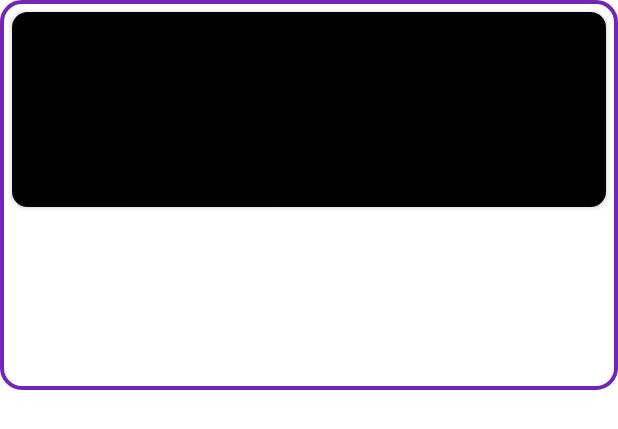
After one commit to nngarfdn/SecondHand, an Android app: the layout item_list_product_state.xml on its own in the app's theme, with its tools: preview values and no code run, on a phone screen of 412 x 824 dp. The commit adds this screen. Shown: the top 429 px of the screen. Run offline under Robolectric (Android 15) with nearby library versions, the phone set to English and light mode, and no system bars.

Commit message:
show product list in recyclerview

```diff
--- a/app/src/main/java/com/binar/secondhand/data/source/remote/response/Product.kt
+++ b/app/src/main/java/com/binar/secondhand/data/source/remote/response/Product.kt
@@ -10,8 +10,8 @@ data class ProductItem(
     var createdAt: String = "",
     var description: Any = Any(),
     var id: Int = 0,
-    var image_name: Any = Any(),
-    var image_url: Any = Any(),
+    var image_name:String = "",
+    var image_url: String = "",
     var location: String = "",
     var name: String = "",
     var status: Any = Any(),
--- /dev/null
+++ b/app/src/main/res/drawable-v24/divider.xml
@@ -0,0 +1,5 @@
+<?xml version="1.0" encoding="utf-8"?>
+<shape xmlns:android="http://schemas.android.com/apk/res/android"
+    android:shape="rectangle">
+    <solid android:color="#00FFFFFF" />
+</shape>
--- a/app/src/main/res/layout/fragment_product_list.xml
+++ b/app/src/main/res/layout/fragment_product_list.xml
@@ -90,6 +90,11 @@
 
     </androidx.cardview.widget.CardView>
 
+    <androidx.recyclerview.widget.RecyclerView
+        android:id="@+id/rv_product"
+        android:layout_width="match_parent"
+        android:layout_height="wrap_content"/>
+
 
 
 
--- /dev/null
+++ b/app/src/main/res/layout/item_list_product_state.xml
@@ -0,0 +1,17 @@
+<?xml version="1.0" encoding="utf-8"?>
+<LinearLayout xmlns:android="http://schemas.android.com/apk/res/android"
+    android:layout_width="match_parent"
+    android:layout_height="match_parent"
+    android:orientation="vertical">
+
+    <include
+        android:id="@+id/item_empty"
+        android:visibility="gone"
+        layout="@layout/item_add_product"/>
+
+    <include
+        android:id="@+id/item_product"
+        android:visibility="visible"
+        layout="@layout/item_product_seller"/>
+
+</LinearLayout>
--- /dev/null
+++ b/app/src/main/res/layout/item_product_seller.xml
@@ -0,0 +1,27 @@
+<?xml version="1.0" encoding="utf-8"?>
+<androidx.constraintlayout.widget.ConstraintLayout xmlns:android="http://schemas.android.com/apk/res/android"
+    android:id="@+id/item"
+    android:layout_width="match_parent"
+    android:background="@drawable/bg_btn_outline_purple"
+    android:layout_height="@dimen/_200sdp"
+    xmlns:app="http://schemas.android.com/apk/res-auto"
+    xmlns:tools="http://schemas.android.com/tools">
+
+    <androidx.cardview.widget.CardView
+        android:id="@+id/cardView"
+        android:layout_width="match_parent"
+        android:layout_height="@dimen/_100sdp"
+        android:layout_margin="8dp"
+        app:cardCornerRadius="@dimen/_8sdp"
+        app:layout_constraintStart_toStartOf="parent"
+        app:layout_constraintTop_toTopOf="parent">
+
+        <ImageView
+            android:id="@+id/img_product"
+            android:layout_width="match_parent"
+            android:layout_height="match_parent"
+            android:scaleType="centerCrop"
+            android:src="@color/black"
+            tools:ignore="ContentDescription" />
+    </androidx.cardview.widget.CardView>
+</androidx.constraintlayout.widget.ConstraintLayout>
```
Also changed, not shown: app/src/main/java/com/binar/secondhand/ui/productlist/ProductListFragment.kt (+23 -8 lines), app/src/main/java/com/binar/secondhand/ui/productlist/ProductSellerAdapter.kt (added, +57 -0 lines), app/src/main/java/com/binar/secondhand/utils/ViewExtensions.kt (added, +32 -0 lines), app/src/main/res/layout/item_add_product.xml (added, +17 -0 lines).
